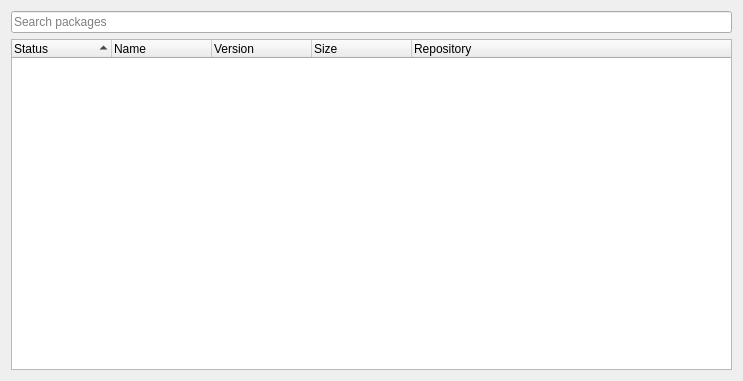
Old version of the form mainwindow.ui in the repository Shatur/orson.
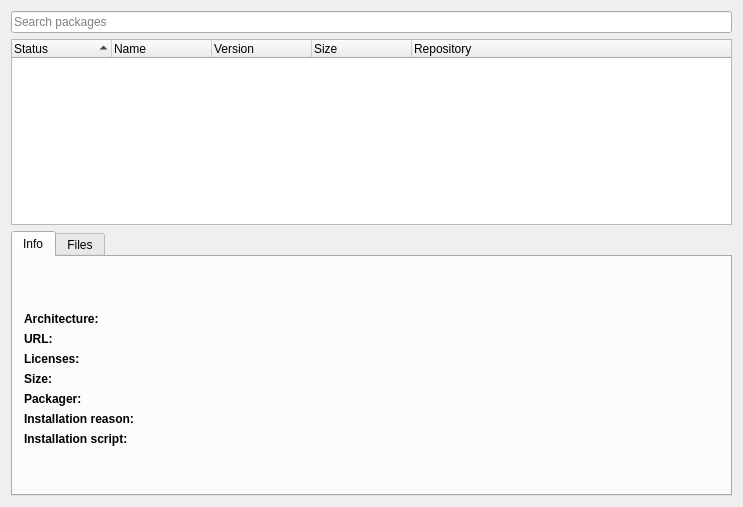
New version of the form.

Commit message: Add properties tab

The edit to the form file:
```diff
--- a/mainwindow.ui
+++ b/mainwindow.ui
@@ -7,7 +7,7 @@
     <x>0</x>
     <y>0</y>
     <width>743</width>
-    <height>381</height>
+    <height>507</height>
    </rect>
   </property>
   <property name="windowTitle">
@@ -63,6 +63,216 @@
       </column>
      </widget>
     </item>
+    <item>
+     <widget class="QTabWidget" name="tabWidget">
+      <property name="currentIndex">
+       <number>0</number>
+      </property>
+      <widget class="QWidget" name="infoTab">
+       <attribute name="title">
+        <string>Info</string>
+       </attribute>
+       <layout class="QVBoxLayout" name="verticalLayout_3">
+        <item>
+         <layout class="QHBoxLayout" name="packageHeadLayout">
+          <item>
+           <widget class="QLabel" name="iconLabel">
+            <property name="text">
+             <string/>
+            </property>
+           </widget>
+          </item>
+          <item>
+           <layout class="QVBoxLayout" name="packageTitleLayout">
+            <item>
+             <widget class="QLabel" name="nameLabel">
+              <property name="font">
+               <font>
+                <pointsize>12</pointsize>
+                <weight>75</weight>
+                <bold>true</bold>
+               </font>
+              </property>
+              <property name="styleSheet">
+               <string notr="true">font-weight: bold;</string>
+              </property>
+              <property name="text">
+               <string/>
+              </property>
+             </widget>
+            </item>
+            <item>
+             <widget class="QLabel" name="descriptionLabel">
+              <property name="text">
+               <string/>
+              </property>
+             </widget>
+            </item>
+           </layout>
+          </item>
+          <item>
+           <spacer name="headSpacer">
+            <property name="orientation">
+             <enum>Qt::Horizontal</enum>
+            </property>
+            <property name="sizeHint" stdset="0">
+             <size>
+              <width>40</width>
+              <height>20</height>
+             </size>
+            </property>
+           </spacer>
+          </item>
+         </layout>
+        </item>
+        <item>
+         <layout class="QFormLayout" name="packageBodyLayout">
+          <item row="1" column="0">
+           <widget class="QLabel" name="archTitleLabel">
+            <property name="styleSheet">
+             <string notr="true">font-weight: bold;</string>
+            </property>
+            <property name="text">
+             <string>Architecture:</string>
+            </property>
+           </widget>
+          </item>
+          <item row="1" column="1">
+           <widget class="QLabel" name="archLabel">
+            <property name="text">
+             <string/>
+            </property>
+           </widget>
+          </item>
+          <item row="2" column="0">
+           <widget class="QLabel" name="urlTitleLabel">
+            <property name="styleSheet">
+             <string notr="true">font-weight: bold;</string>
+            </property>
+            <property name="text">
+             <string>URL:</string>
+            </property>
+           </widget>
+          </item>
+          <item row="2" column="1">
+           <widget class="QLabel" name="urlLabel">
+            <property name="text">
+             <string/>
+            </property>
+            <property name="openExternalLinks">
+             <bool>true</bool>
+            </property>
+           </widget>
+          </item>
+          <item row="3" column="0">
+           <widget class="QLabel" name="licensesTitleLabel">
+            <property name="styleSheet">
+             <string notr="true">font-weight: bold;</string>
+            </property>
+            <property name="text">
+             <string>Licenses:</string>
+            </property>
+           </widget>
+          </item>
+          <item row="3" column="1">
+           <widget class="QLabel" name="licensesLabel">
+            <property name="text">
+             <string/>
+            </property>
+           </widget>
+          </item>
+          <item row="4" column="0">
+           <widget class="QLabel" name="sizeTitleLabel">
+            <property name="styleSheet">
+             <string notr="true">font-weight: bold;</string>
+            </property>
+            <property name="text">
+             <string>Size:</string>
+            </property>
+           </widget>
+          </item>
+          <item row="4" column="1">
+           <widget class="QLabel" name="sizeLabel">
+            <property name="text">
+             <string/>
+            </property>
+           </widget>
+          </item>
+          <item row="6" column="0">
+           <widget class="QLabel" name="reasonTitleLabel">
+            <property name="styleSheet">
+             <string notr="true">font-weight: bold;</string>
+            </property>
+            <property name="text">
+             <string>Installation reason:</string>
+            </property>
+           </widget>
+          </item>
+          <item row="6" column="1">
+           <widget class="QLabel" name="reasonLabel">
+            <property name="text">
+             <string/>
+            </property>
+           </widget>
+          </item>
+          <item row="7" column="0">
+           <widget class="QLabel" name="scriptTitleLabel">
+            <property name="styleSheet">
+             <string notr="true">font-weight: bold;</string>
+            </property>
+            <property name="text">
+             <string>Installation script:</string>
+            </property>
+           </widget>
+          </item>
+          <item row="7" column="1">
+           <widget class="QLabel" name="scriptLabel">
+            <property name="text">
+             <string/>
+            </property>
+           </widget>
+          </item>
+          <item row="5" column="0">
+           <widget class="QLabel" name="packagerTitleLabel">
+            <property name="styleSheet">
+             <string notr="true">font-weight: bold;</string>
+            </property>
+            <property name="text">
+             <string>Packager:</string>
+            </property>
+           </widget>
+          </item>
+          <item row="5" column="1">
+           <widget class="QLabel" name="packagerLabel">
+            <property name="text">
+             <string/>
+            </property>
+           </widget>
+          </item>
+         </layout>
+        </item>
+        <item>
+         <spacer name="infoSpacer">
+          <property name="orientation">
+           <enum>Qt::Vertical</enum>
+          </property>
+          <property name="sizeHint" stdset="0">
+           <size>
+            <width>20</width>
+            <height>40</height>
+           </size>
+          </property>
+         </spacer>
+        </item>
+       </layout>
+      </widget>
+      <widget class="QWidget" name="filesTab">
+       <attribute name="title">
+        <string>Files</string>
+       </attribute>
+      </widget>
+     </widget>
+    </item>
    </layout>
   </widget>
  </widget>
```
The commit also changes 6 other files.
